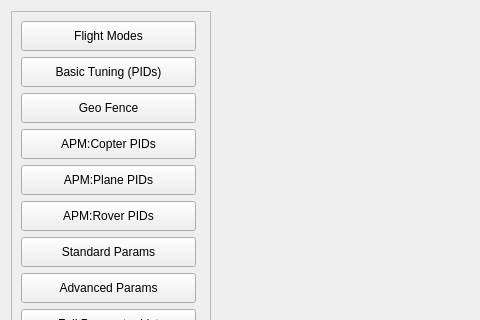
First picture: the form in src/ui/configuration/ApmSoftwareConfig.ui, repository ArduPilot/apm_planner, before the edit; both pictures show x 0 to 480 and y 0 to 320 of the 957 by 618 pixel window.
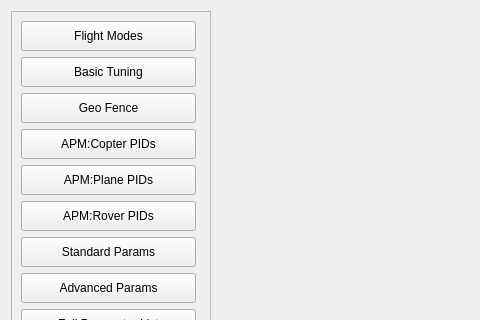
Second picture: the form after the edit.

Commit message: Remove the PIDs part from Basic Tuning view

What changed in the file:
```diff
--- a/src/ui/configuration/ApmSoftwareConfig.ui
+++ b/src/ui/configuration/ApmSoftwareConfig.ui
@@ -37,7 +37,7 @@
         <x>0</x>
         <y>0</y>
         <width>199</width>
-        <height>577</height>
+        <height>592</height>
        </rect>
       </property>
       <layout class="QVBoxLayout" name="verticalLayout_12">
@@ -86,7 +86,7 @@
             </size>
            </property>
            <property name="text">
-            <string>Basic Tuning (PIDs)</string>
+            <string>Basic Tuning</string>
            </property>
            <property name="checkable">
             <bool>true</bool>
```
The commit also changes 1 other file.
